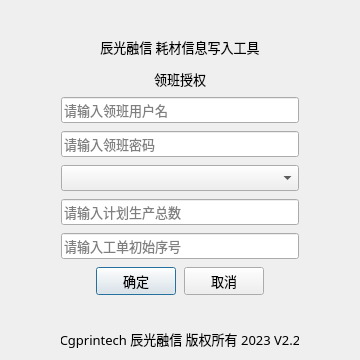
yslinux86/supplywriter_factory, file foremanauth.ui: the form before one commit.
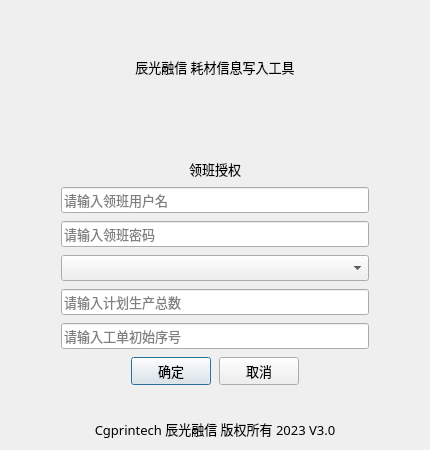
The form after the commit.

```diff
--- a/foremanauth.ui
+++ b/foremanauth.ui
@@ -6,16 +6,10 @@
    <rect>
     <x>0</x>
     <y>0</y>
-    <width>360</width>
-    <height>360</height>
+    <width>430</width>
+    <height>450</height>
    </rect>
   </property>
-  <property name="minimumSize">
-   <size>
-    <width>360</width>
-    <height>360</height>
-   </size>
-  </property>
   <property name="maximumSize">
    <size>
     <width>480</width>
@@ -43,6 +37,9 @@
      <property name="leftMargin">
       <number>50</number>
      </property>
+     <property name="topMargin">
+      <number>20</number>
+     </property>
      <property name="rightMargin">
       <number>50</number>
      </property>
@@ -220,7 +217,7 @@
      <item>
       <widget class="QLabel" name="label_2">
        <property name="text">
-        <string>Cgprintech 辰光融信 版权所有 2023 V2.2</string>
+        <string>Cgprintech 辰光融信 版权所有 2023 V3.0</string>
        </property>
        <property name="alignment">
         <set>Qt::AlignCenter</set>
```
